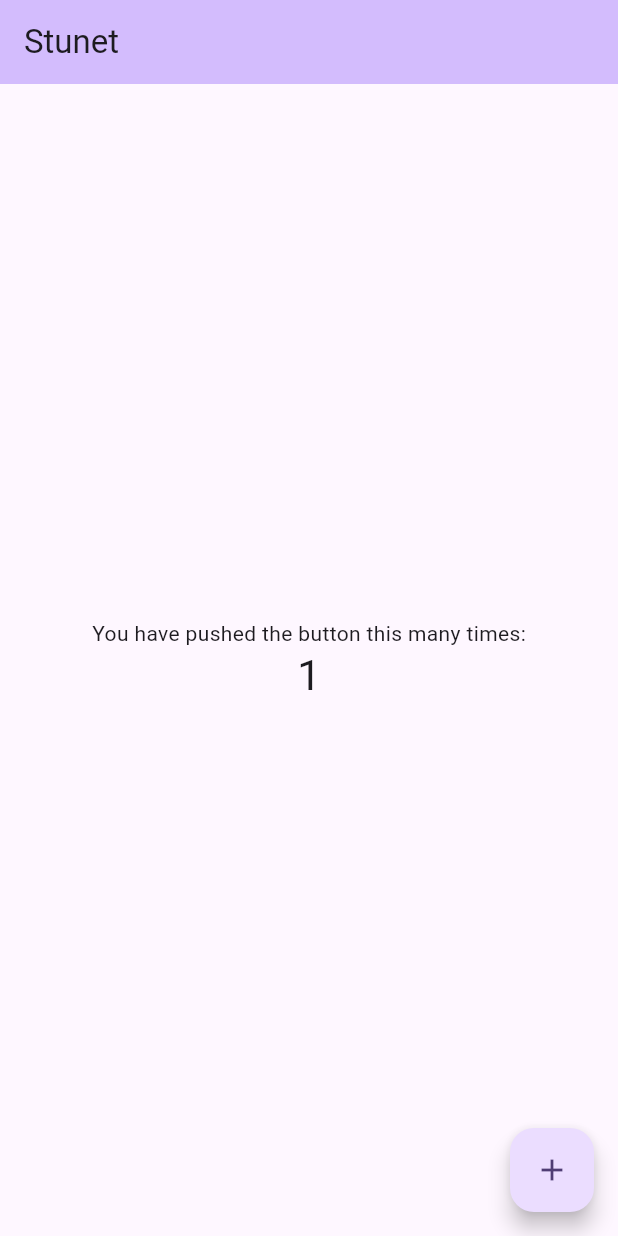
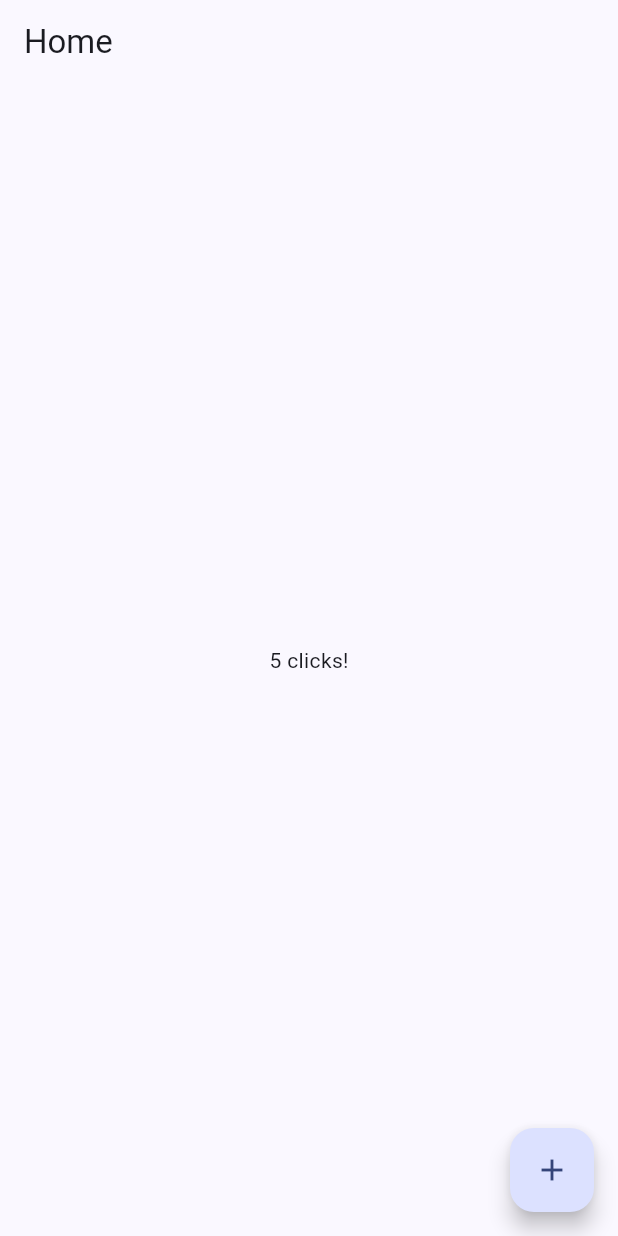
Before and after one commit to EmilioMartel/Stunet, a Flutter app: the screen it shows after launch, after a tap on the "add" icon, on a phone screen of 412 x 824 dp. Run offline on Flutter 3.47's test engine with Material 3 defaults, Android fonts, the phone set to English and light mode, and no system bars; our stand-ins replace flutter_dotenv, flutter_riverpod, go_router.

Commit message:
structure of project created

```diff
--- /dev/null
+++ b/lib/config/constants/environment.dart
@@ -0,0 +1,10 @@
+import 'package:flutter_dotenv/flutter_dotenv.dart';
+
+
+
+class Environment {
+
+  static String appName = dotenv.env['NAME'] ?? 'La app no tiene nombre';
+
+
+}
--- /dev/null
+++ b/lib/config/router/app_router.dart
@@ -0,0 +1,13 @@
+import 'package:go_router/go_router.dart';
+import 'package:stunet/presentation/screens/stunet/home_screen.dart';
+
+final appRouter = GoRouter(
+  initialLocation: '/',
+  routes: [
+    GoRoute(
+      path: '/',
+      name: HomeScreen.name,
+      builder: (context, state) => const HomeScreen(),
+    )
+  ]
+);
--- /dev/null
+++ b/lib/config/theme/app_theme.dart
@@ -0,0 +1,10 @@
+import 'package:flutter/material.dart';
+
+class AppTheme {
+
+  ThemeData getTheme() => ThemeData(
+    useMaterial3: true,
+    colorSchemeSeed: const Color(0xFF2862F5)
+  );
+
+}
--- a/lib/main.dart
+++ b/lib/main.dart
@@ -1,110 +1,28 @@
 import 'package:flutter/material.dart';
+import 'package:flutter_dotenv/flutter_dotenv.dart';
+import 'package:flutter_riverpod/flutter_riverpod.dart';
+import 'package:stunet/config/router/app_router.dart';
+import 'package:stunet/config/theme/app_theme.dart';
 
-void main() {
-  runApp(const MyApp());
+Future<void> main() async {
+  await dotenv.load(fileName: '.env');
+
+  runApp(
+    const ProviderScope(child: MainApp())
+  );
 }
 
-class MyApp extends StatelessWidget {
-  const MyApp({super.key});
+
+class MainApp extends StatelessWidget {
+  const MainApp({super.key});
 
   // This widget is the root of your application.
   @override
   Widget build(BuildContext context) {
-    return MaterialApp(
-      title: 'Stunet',
-      theme: ThemeData(
-        colorScheme: ColorScheme.fromSeed(seedColor: Colors.deepPurple),
-        useMaterial3: true,
-      ),
-      home: const MyHomePage(title: 'Stunet'),
+    return MaterialApp.router(
+      debugShowCheckedModeBanner: false,
+      routerConfig: appRouter,
+      theme: AppTheme().getTheme()
     );
   }
 }
-
-class MyHomePage extends StatefulWidget {
-  const MyHomePage({super.key, required this.title});
-
-  // This widget is the home page of your application. It is stateful, meaning
-  // that it has a State object (defined below) that contains fields that affect
-  // how it looks.
-
-  // This class is the configuration for the state. It holds the values (in this
-  // case the title) provided by the parent (in this case the App widget) and
-  // used by the build method of the State. Fields in a Widget subclass are
-  // always marked "final".
-
-  final String title;
-
-  @override
-  State<MyHomePage> createState() => _MyHomePageState();
-}
-
-class _MyHomePageState extends State<MyHomePage> {
-  int _counter = 0;
-
-  void _incrementCounter() {
-    setState(() {
-      // This call to setState tells the Flutter framework that something has
-      // changed in this State, which causes it to rerun the build method below
-      // so that the display can reflect the updated values. If we changed
-      // _counter without calling setState(), then the build method would not be
-      // called again, and so nothing would appear to happen.
-      _counter++;
-    });
-  }
-
-  @override
-  Widget build(BuildContext context) {
-    // This method is rerun every time setState is called, for instance as done
-    // by the _incrementCounter method above.
-    //
-    // The Flutter framework has been optimized to make rerunning build methods
-    // fast, so that you can just rebuild anything that needs updating rather
-    // than having to individually change instances of widgets.
-    return Scaffold(
-      appBar: AppBar(
-        // TRY THIS: Try changing the color here to a specific color (to
-        // Colors.amber, perhaps?) and trigger a hot reload to see the AppBar
-        // change color while the other colors stay the same.
-        backgroundColor: Theme.of(context).colorScheme.inversePrimary,
-        // Here we take the value from the MyHomePage object that was created by
-        // the App.build method, and use it to set our appbar title.
-        title: Text(widget.title),
-      ),
-      body: Center(
-        // Center is a layout widget. It takes a single child and positions it
-        // in the middle of the parent.
-        child: Column(
-          // Column is also a layout widget. It takes a list of children and
-          // arranges them vertically. By default, it sizes itself to fit its
-          // children horizontally, and tries to be as tall as its parent.
-          //
-          // Column has various properties to control how it sizes itself and
-          // how it positions its children. Here we use mainAxisAlignment to
-          // center the children vertically; the main axis here is the vertical
-          // axis because Columns are vertical (the cross axis would be
-          // horizontal).
-          //
-          // TRY THIS: Invoke "debug painting" (choose the "Toggle Debug Paint"
-          // action in the IDE, or press "p" in the console), to see the
-          // wireframe for each widget.
-          mainAxisAlignment: MainAxisAlignment.center,
-          children: <Widget>[
-            const Text(
-              'You have pushed the button this many times:',
-            ),
-            Text(
-              '$_counter',
-              style: Theme.of(context).textTheme.headlineMedium,
-            ),
-          ],
-        ),
-      ),
-      floatingActionButton: FloatingActionButton(
-        onPressed: _incrementCounter,
-        tooltip: 'Increment',
-        child: const Icon(Icons.add),
-      ), // This trailing comma makes auto-formatting nicer for build methods.
-    );
-  }
-}
--- /dev/null
+++ b/lib/presentation/screens/stunet/home_screen.dart
@@ -0,0 +1,24 @@
+import 'package:flutter/material.dart';
+
+
+class HomeScreen extends StatelessWidget {
+
+  static const name = 'home-screen';
+
+  const HomeScreen({super.key});
+
+
+  @override
+  Widget build(BuildContext context) {
+    return Scaffold(
+      appBar: AppBar(
+        title: const Text('Home')
+      ),
+      body: const Center(child: Text('5 clicks!')),
+      floatingActionButton: FloatingActionButton(
+      onPressed: (){},
+      child: const Icon(Icons.add),
+      ),
+    );
+  }
+}
```
Also changed, not shown: pubspec.yaml (+7 -18 lines), pubspec.lock, 8 other files.
